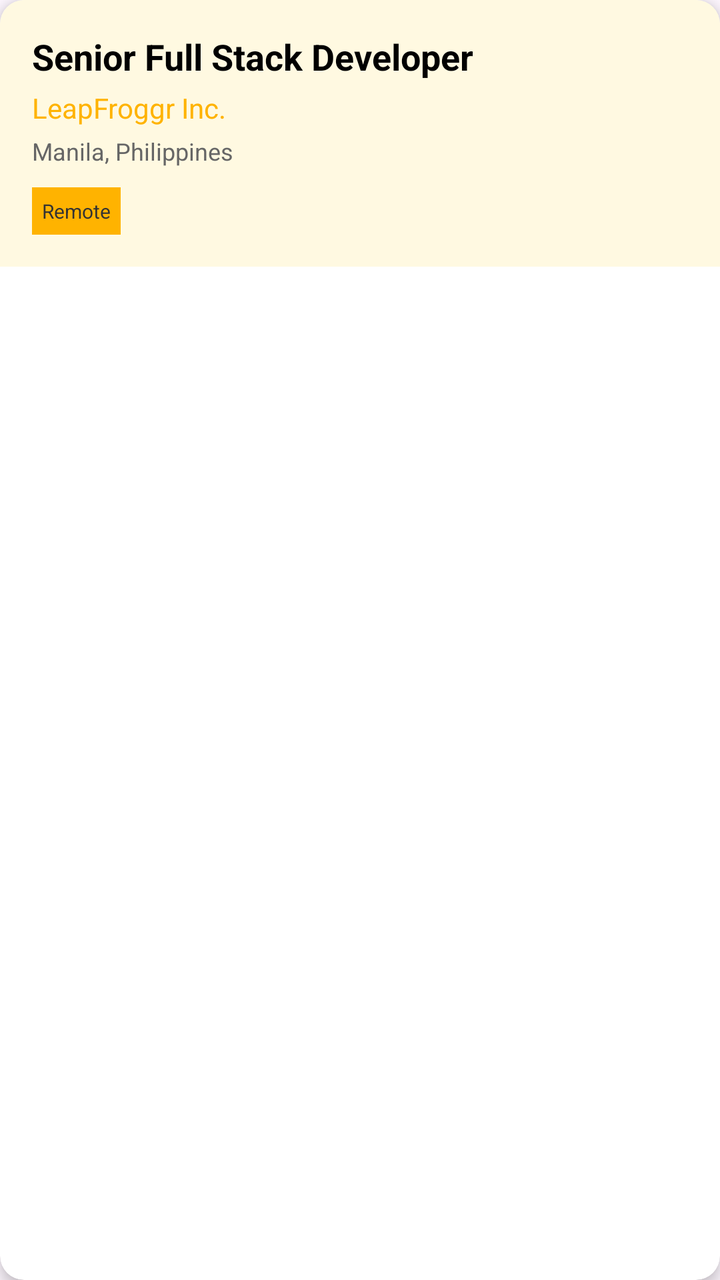
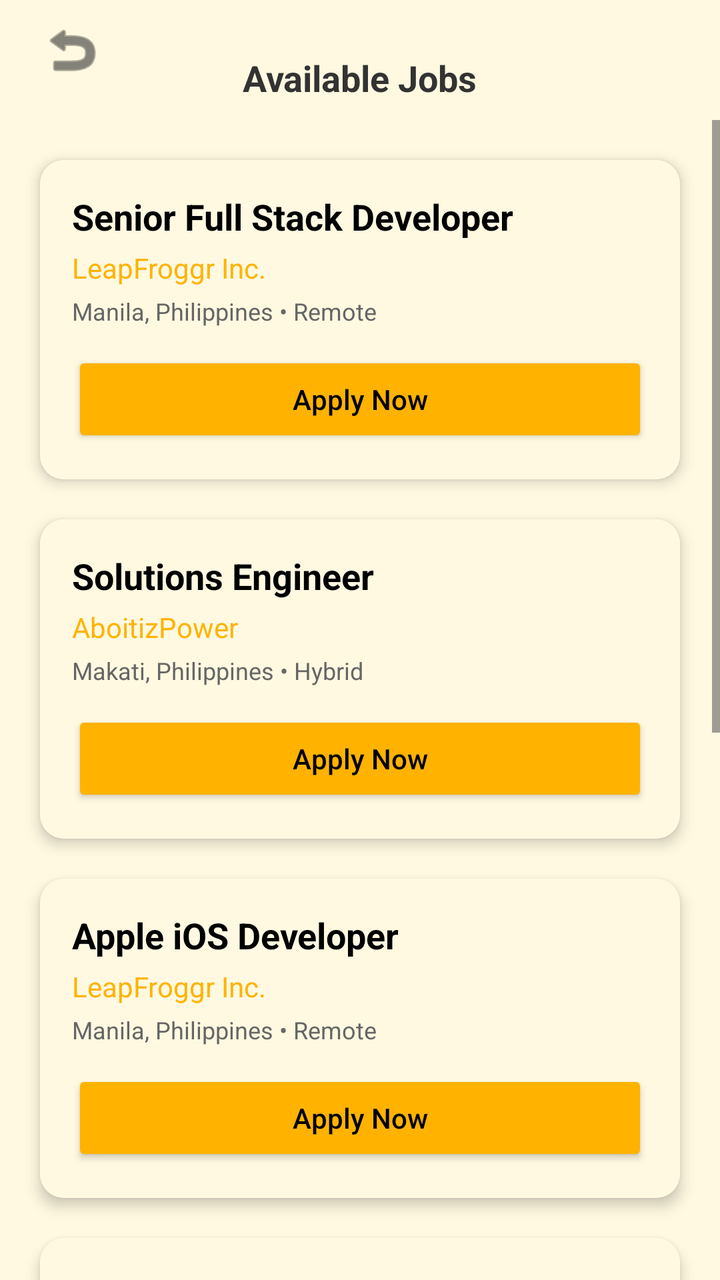

Compare the two renders of this Android layout. The source of the first and the diff that turns it into the second are given below.
<!-- AndroidManifest.xml: application theme Theme.HunterSite -->
<!-- res/layout/item_job.xml -->
<?xml version="1.0" encoding="utf-8"?>
<androidx.cardview.widget.CardView
    xmlns:android="http://schemas.android.com/apk/res/android"
    xmlns:app="http://schemas.android.com/apk/res-auto"
    android:layout_width="match_parent"
    android:layout_height="wrap_content"
    android:layout_margin="10dp"
    app:cardCornerRadius="12dp"
    app:cardElevation="4dp">

    <LinearLayout
        android:layout_width="match_parent"
        android:layout_height="wrap_content"
        android:orientation="vertical"
        android:padding="16dp"
        android:background="#FFF9E1">

        <TextView
            android:id="@+id/jobTitle"
            android:layout_width="wrap_content"
            android:layout_height="wrap_content"
            android:text="Senior Full Stack Developer"
            android:textColor="#000000"
            android:textSize="18sp"
            android:textStyle="bold" />

        <TextView
            android:id="@+id/companyName"
            android:layout_width="wrap_content"
            android:layout_height="wrap_content"
            android:layout_marginTop="4dp"
            android:text="LeapFroggr Inc."
            android:textColor="#FFB300"
            android:textSize="14sp" />

        <TextView
            android:id="@+id/location"
            android:layout_width="wrap_content"
            android:layout_height="wrap_content"
            android:layout_marginTop="4dp"
            android:text="Manila, Philippines"
            android:textColor="#666666"
            android:textSize="12sp" />

        <TextView
            android:layout_width="wrap_content"
            android:layout_height="wrap_content"
            android:layout_marginTop="10dp"
            android:background="#FFB300"
            android:padding="5dp"
            android:text="Remote"
            android:textSize="10sp"
            android:textColor="#333333" />

    </LinearLayout>
</androidx.cardview.widget.CardView>
<!-- resources referenced by this layout -->
<resources>
  <style name="Theme.HunterSite" parent="Base.Theme.HunterSite" />
  <style name="Base.Theme.HunterSite" parent="Theme.Material3.DayNight.NoActionBar">
          
          
      </style>
</resources>

<!-- the commit's change to res/layout/item_job.xml (unified diff, before → after) -->
@@ -1,56 +1,163 @@
 <?xml version="1.0" encoding="utf-8"?>
-<androidx.cardview.widget.CardView
-    xmlns:android="http://schemas.android.com/apk/res/android"
+<LinearLayout xmlns:android="http://schemas.android.com/apk/res/android"
     xmlns:app="http://schemas.android.com/apk/res-auto"
     android:layout_width="match_parent"
-    android:layout_height="wrap_content"
-    android:layout_margin="10dp"
-    app:cardCornerRadius="12dp"
-    app:cardElevation="4dp">
+    android:layout_height="match_parent"
+    android:background="#FFF9E1"
+    android:orientation="vertical">
 
-    <LinearLayout
+    <RelativeLayout
         android:layout_width="match_parent"
-        android:layout_height="wrap_content"
-        android:orientation="vertical"
-        android:padding="16dp"
-        android:background="#FFF9E1">
+        android:layout_height="60dp"
+        android:paddingHorizontal="20dp"
+        android:gravity="center_vertical">
 
-        <TextView
-            android:id="@+id/jobTitle"
-            android:layout_width="wrap_content"
-            android:layout_height="wrap_content"
-            android:text="Senior Full Stack Developer"
-            android:textColor="#000000"
-            android:textSize="18sp"
-            android:textStyle="bold" />
-
-        <TextView
-            android:id="@+id/companyName"
-            android:layout_width="wrap_content"
-            android:layout_height="wrap_content"
-            android:layout_marginTop="4dp"
-            android:text="LeapFroggr Inc."
-            android:textColor="#FFB300"
-            android:textSize="14sp" />
-
-        <TextView
-            android:id="@+id/location"
-            android:layout_width="wrap_content"
-            android:layout_height="wrap_content"
-            android:layout_marginTop="4dp"
-            android:text="Manila, Philippines"
-            android:textColor="#666666"
-            android:textSize="12sp" />
+        <ImageView
+            android:id="@+id/btnBack"
+            android:layout_width="32dp"
+            android:layout_height="32dp"
+            android:src="@android:drawable/ic_menu_revert"
+            android:contentDescription="Back"
+            app:tint="#333333"
+            android:clickable="true"
+            android:focusable="true"
+            android:background="?attr/selectableItemBackgroundBorderless"/>
 
         <TextView
             android:layout_width="wrap_content"
             android:layout_height="wrap_content"
-            android:layout_marginTop="10dp"
-            android:background="#FFB300"
-            android:padding="5dp"
-            android:text="Remote"
-            android:textSize="10sp"
-            android:textColor="#333333" />
+            android:layout_centerInParent="true"
+            android:text="Available Jobs"
+            android:textColor="#333333"
+            android:textSize="18sp"
+            android:textStyle="bold" />
+    </RelativeLayout>
 
-    </LinearLayout>
-</androidx.cardview.widget.CardView>
+    <ScrollView
+        android:layout_width="match_parent"
+        android:layout_height="0dp"
+        android:layout_weight="1">
+
+        <LinearLayout
+            android:layout_width="match_parent"
+            android:layout_height="wrap_content"
+            android:orientation="vertical"
+            android:padding="10dp">
+
+            <androidx.cardview.widget.CardView
+                android:layout_width="match_parent"
+                android:layout_height="wrap_content"
+                android:layout_margin="10dp"
+                app:cardCornerRadius="12dp"
+                app:cardElevation="4dp">
+                <LinearLayout
+                    android:layout_width="match_parent"
+                    android:layout_height="wrap_content"
+                    android:orientation="vertical"
+                    android:padding="16dp"
+                    android:background="#FFF9E1">
+                    <TextView android:layout_width="wrap_content" android:layout_height="wrap_content" android:text="Senior Full Stack Developer" android:textColor="#000000" android:textSize="18sp" android:textStyle="bold" />
+                    <TextView android:layout_width="wrap_content" android:layout_height="wrap_content" android:text="LeapFroggr Inc." android:textColor="#FFB300" android:textSize="14sp" android:layout_marginTop="4dp"/>
+                    <TextView android:layout_width="wrap_content" android:layout_height="wrap_content" android:text="Manila, Philippines • Remote" android:textColor="#666666" android:textSize="12sp" android:layout_marginTop="4dp"/>
+                    <Button android:id="@+id/btnApply1" android:layout_width="match_parent" android:layout_height="wrap_content" android:text="Apply Now" android:layout_marginTop="12dp" android:backgroundTint="#FFB300" android:textColor="#000000" android:textAllCaps="false" app:cornerRadius="8dp"/>
+                </LinearLayout>
+            </androidx.cardview.widget.CardView>
+
+            <androidx.cardview.widget.CardView
+                android:layout_width="match_parent"
+                android:layout_height="wrap_content"
+                android:layout_margin="10dp"
+                app:cardCornerRadius="12dp"
+                app:cardElevation="4dp">
+                <LinearLayout
+                    android:layout_width="match_parent"
+                    android:layout_height="wrap_content"
+                    android:orientation="vertical"
+                    android:padding="16dp"
+                    android:background="#FFF9E1">
+                    <TextView android:layout_width="wrap_content" android:layout_height="wrap_content" android:text="Solutions Engineer" android:textColor="#000000" android:textSize="18sp" android:textStyle="bold" />
+                    <TextView android:layout_width="wrap_content" android:layout_height="wrap_content" android:text="AboitizPower" android:textColor="#FFB300" android:textSize="14sp" android:layout_marginTop="4dp"/>
+                    <TextView android:layout_width="wrap_content" android:layout_height="wrap_content" android:text="Makati, Philippines • Hybrid" android:textColor="#666666" android:textSize="12sp" android:layout_marginTop="4dp"/>
+                    <Button android:id="@+id/btnApply2" android:layout_width="match_parent" android:layout_height="wrap_content" android:text="Apply Now" android:layout_marginTop="12dp" android:backgroundTint="#FFB300" android:textColor="#000000" android:textAllCaps="false" app:cornerRadius="8dp"/>
+                </LinearLayout>
+            </androidx.cardview.widget.CardView>
+
+            <androidx.cardview.widget.CardView
+                android:layout_width="match_parent"
+                android:layout_height="wrap_content"
+                android:layout_margin="10dp"
+                app:cardCornerRadius="12dp"
+                app:cardElevation="4dp">
+                <LinearLayout
+                    android:layout_width="match_parent"
+                    android:layout_height="wrap_content"
+                    android:orientation="vertical"
+                    android:padding="16dp"
+                    android:background="#FFF9E1">
+                    <TextView android:layout_width="wrap_content" android:layout_height="wrap_content" android:text="Apple iOS Developer" android:textColor="#000000" android:textSize="18sp" android:textStyle="bold" />
+                    <TextView android:layout_width="wrap_content" android:layout_height="wrap_content" android:text="LeapFroggr Inc." android:textColor="#FFB300" android:textSize="14sp" android:layout_marginTop="4dp"/>
+                    <TextView android:layout_width="wrap_content" android:layout_height="wrap_content" android:text="Manila, Philippines • Remote" android:textColor="#666666" android:textSize="12sp" android:layout_marginTop="4dp"/>
+                    <Button android:id="@+id/btnApply3" android:layout_width="match_parent" android:layout_height="wrap_content" android:text="Apply Now" android:layout_marginTop="12dp" android:backgroundTint="#FFB300" android:textColor="#000000" android:textAllCaps="false" app:cornerRadius="8dp"/>
+                </LinearLayout>
+            </androidx.cardview.widget.CardView>
+
+            <androidx.cardview.widget.CardView
+                android:layout_width="match_parent"
+                android:layout_height="wrap_content"
+                android:layout_margin="10dp"
+                app:cardCornerRadius="12dp"
+                app:cardElevation="4dp">
+                <LinearLayout
+                    android:layout_width="match_parent"
+                    android:layout_height="wrap_content"
+                    android:orientation="vertical"
+                    android:padding="16dp"
+                    android:background="#FFF9E1">
+                    <TextView android:layout_width="wrap_content" android:layout_height="wrap_content" android:text="Android Developer" android:textColor="#000000" android:textSize="18sp" android:textStyle="bold" />
+                    <TextView android:layout_width="wrap_content" android:layout_height="wrap_content" android:text="LeapFroggr Inc." android:textColor="#FFB300" android:textSize="14sp" android:layout_marginTop="4dp"/>
+                    <TextView android:layout_width="wrap_content" android:layout_height="wrap_content" android:text="Manila, Philippines • Remote" android:textColor="#666666" android:textSize="12sp" android:layout_marginTop="4dp"/>
+                    <Button android:id="@+id/btnApply4" android:layout_width="match_parent" android:layout_height="wrap_content" android:text="Apply Now" android:layout_marginTop="12dp" android:backgroundTint="#FFB300" android:textColor="#000000" android:textAllCaps="false" app:cornerRadius="8dp"/>
+                </LinearLayout>
+            </androidx.cardview.widget.CardView>
+
+            <androidx.cardview.widget.CardView
+                android:layout_width="match_parent"
+                android:layout_height="wrap_content"
+                android:layout_margin="10dp"
+                app:cardCornerRadius="12dp"
+                app:cardElevation="4dp">
+                <LinearLayout
+                    android:layout_width="match_parent"
+                    android:layout_height="wrap_content"
+                    android:orientation="vertical"
+                    android:padding="16dp"
+                    android:background="#FFF9E1">
+                    <TextView android:layout_width="wrap_content" android:layout_height="wrap_content" android:text="Data Engineer" android:textColor="#000000" android:textSize="18sp" android:textStyle="bold" />
+                    <TextView android:layout_width="wrap_content" android:layout_height="wrap_content" android:text="LeapFroggr Inc." android:textColor="#FFB300" android:textSize="14sp" android:layout_marginTop="4dp"/>
+                    <TextView android:layout_width="wrap_content" android:layout_height="wrap_content" android:text="Manila, Philippines • Remote" android:textColor="#666666" android:textSize="12sp" android:layout_marginTop="4dp"/>
+                    <Button android:id="@+id/btnApply5" android:layout_width="match_parent" android:layout_height="wrap_content" android:text="Apply Now" android:layout_marginTop="12dp" android:backgroundTint="#FFB300" android:textColor="#000000" android:textAllCaps="false" app:cornerRadius="8dp"/>
+                </LinearLayout>
+            </androidx.cardview.widget.CardView>
+
+            <androidx.cardview.widget.CardView
+                android:layout_width="match_parent"
+                android:layout_height="wrap_content"
+                android:layout_margin="10dp"
+                app:cardCornerRadius="12dp"
+                app:cardElevation="4dp">
+                <LinearLayout
+                    android:layout_width="match_parent"
+                    android:layout_height="wrap_content"
+                    android:orientation="vertical"
+                    android:padding="16dp"
+                    android:background="#FFF9E1">
+                    <TextView android:layout_width="wrap_content" android:layout_height="wrap_content" android:text="Frontend Developer" android:textColor="#000000" android:textSize="18sp" android:textStyle="bold" />
+                    <TextView android:layout_width="wrap_content" android:layout_height="wrap_content" android:text="Serious MD" android:textColor="#FFB300" android:textSize="14sp" android:layout_marginTop="4dp"/>
+                    <TextView android:layout_width="wrap_content" android:layout_height="wrap_content" android:text="Quezon City, Philippines • Hybrid" android:textColor="#666666" android:textSize="12sp" android:layout_marginTop="4dp"/>
+                    <Button android:id="@+id/btnApply6" android:layout_width="match_parent" android:layout_height="wrap_content" android:text="Apply Now" android:layout_marginTop="12dp" android:backgroundTint="#FFB300" android:textColor="#000000" android:textAllCaps="false" app:cornerRadius="8dp"/>
+                </LinearLayout>
+            </androidx.cardview.widget.CardView>
+
+        </LinearLayout>
+    </ScrollView>
+</LinearLayout>
